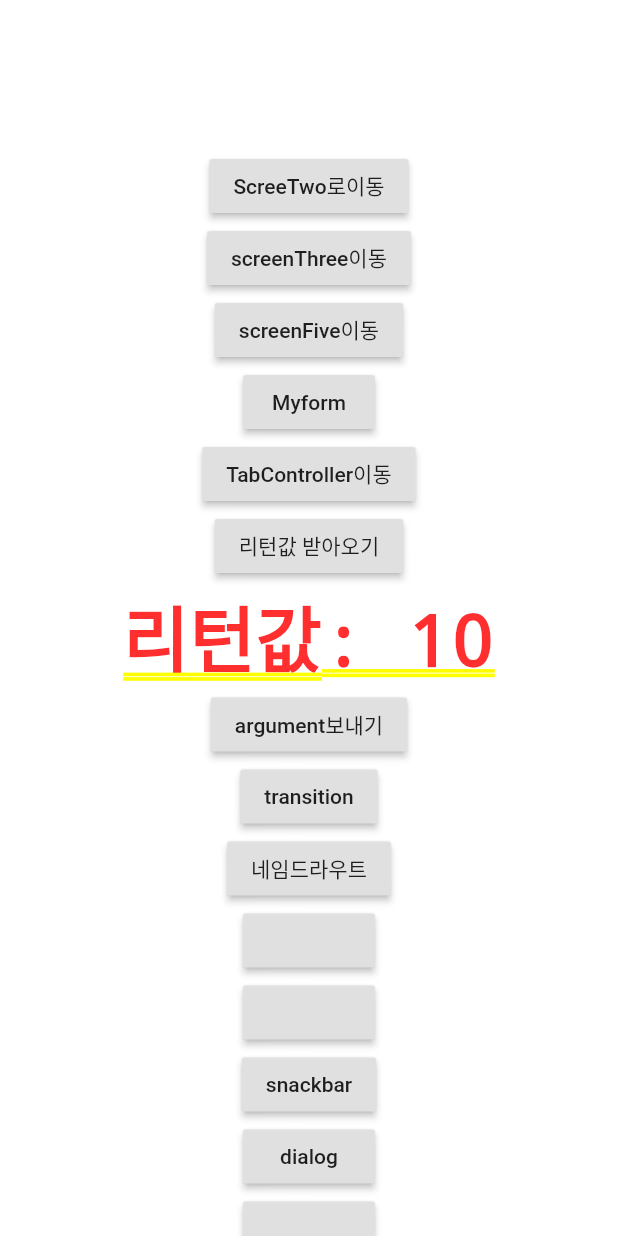
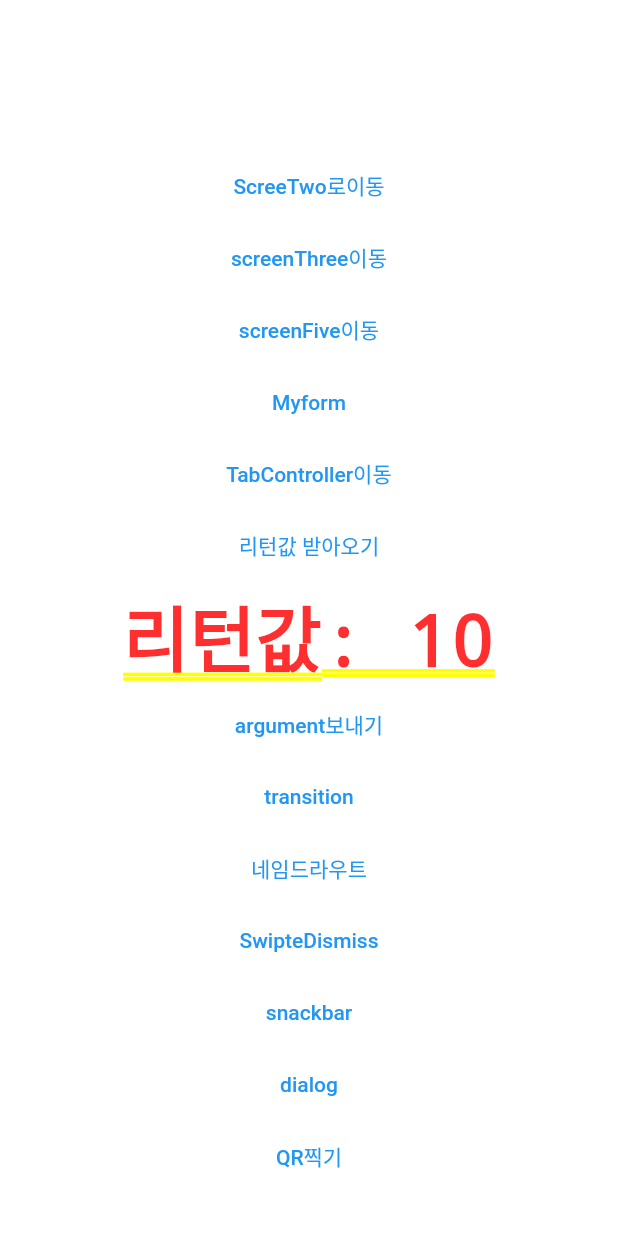
Before and after one commit to hoonyhoney/getx_project, a Flutter app: the screen it shows after launch, on a phone screen of 412 x 824 dp. Run offline on Flutter 3.47's test engine with Material 2 defaults, Android fonts, the phone set to English and light mode, and no system bars; our stand-ins replace get; missing offline and left inert: qr_code_scanner.

Commit message:
QR기능 추가

```diff
--- a/lib/GetxNavigation/ScreenFour.dart
+++ b/lib/GetxNavigation/ScreenFour.dart
@@ -45,11 +45,11 @@ class _ScreenFourState extends State<ScreenFour> {
                 ),
               ),
             ),
-            RaisedButton(onPressed: (){
+            OutlinedButton(onPressed: (){
               setState(() {
                 _visible = !_visible;
               });
-            }),
+            }, child: null,),
           ],
         ),
       ),
--- a/lib/GetxNavigation/ScreenThree.dart
+++ b/lib/GetxNavigation/ScreenThree.dart
@@ -33,7 +33,7 @@ class _ScreenThreeState extends State<ScreenThree> {
               ),
             ),
           ),
-          RaisedButton(onPressed: (){
+          OutlinedButton(onPressed: (){
             setState(() {
             final random = Random();
               _width = random.nextInt(300).toDouble();
@@ -41,7 +41,7 @@ class _ScreenThreeState extends State<ScreenThree> {
               _color = Color.fromRGBO(random.nextInt(256),random.nextInt(256),random.nextInt(256),1);
               _borderRadius = BorderRadius.circular(random.nextInt(100).toDouble());
             });
-          }),
+          }, child: null,),
         ],
       ),
     );
--- a/lib/GetxNavigation/ScreenTwo.dart
+++ b/lib/GetxNavigation/ScreenTwo.dart
@@ -21,7 +21,7 @@ class _ScreenTwoState extends State<ScreenTwo> {
               height: 500,
             ),
             Text("스크린 TWO"),
-            RaisedButton(
+            TextButton(
               onPressed: () {
                 Get.back(result: radioVal);
               },
--- a/lib/GetxNavigation/Validation.dart
+++ b/lib/GetxNavigation/Validation.dart
@@ -27,7 +27,7 @@ class _MyFormValidationState extends State<MyFormValidation> {
                 }
               },
             ),
-            RaisedButton(onPressed: (){
+            TextButton(onPressed: (){
                 if(_formKey.currentState!.validate()){
                   Get.snackbar('처리중', '처리중입니다.'
                     ,
--- a/lib/main.dart
+++ b/lib/main.dart
@@ -3,6 +3,8 @@ import 'package:get/get.dart';
 import 'package:getx_project/GetxNavigation/MyTabController.dart';
 import 'package:getx_project/GetxNavigation/Validation.dart';
 
+import 'GetxNavigation/MySwipeToDismiss.dart';
+import 'GetxNavigation/QRviewExample.dart';
 import 'GetxNavigation/ScreenFive.dart';
 import 'GetxNavigation/ScreenFour.dart';
 import 'GetxNavigation/ScreenThree.dart';
@@ -32,26 +34,26 @@ class _MyAppState extends State<MyApp> {
       child: Column(
         children: [
           SizedBox(height: 100),
-          RaisedButton(
+          TextButton(
             onPressed: () {
               Get.to(ScreenTwo());
             },
             child: Text("ScreeTwo로이동"),
           ),
-          RaisedButton(onPressed: (){
+          TextButton(onPressed: (){
             Get.to(ScreenThree());
           },
           child:Text("screenThree이동"),),
-          RaisedButton(onPressed: (){
+          TextButton(onPressed: (){
             Get.to(ScreenFive());
           },
             child:Text("screenFive이동"),),
 
-          RaisedButton(onPressed: (){
+          TextButton(onPressed: (){
             Get.to(MyFormValidation());
           },
             child:Text("Myform"),),
-          RaisedButton(
+          TextButton(
             onPressed: () async {
               final resp = await Get.to(MyTabController());
               setState(() {
@@ -61,7 +63,7 @@ class _MyAppState extends State<MyApp> {
             child: Text("TabController이동"),
           ),
 
-          RaisedButton(
+          TextButton(
             onPressed: () async {
               final resp = await Get.to(ScreenTwo());
               setState(() {
@@ -71,34 +73,40 @@ class _MyAppState extends State<MyApp> {
             child: Text("리턴값 받아오기"),
           ),
           Text('리턴값: $returnVal'),
-          RaisedButton(
+          TextButton(
               onPressed: () {
                 Get.to(ScreenTwo(), arguments: message);
               },
               child: Text("argument보내기")),
-          RaisedButton(onPressed: () {
+          TextButton(onPressed: () {
             Get.to(ScreenTwo(),
             transition: Transition.fadeIn);
           },child:Text("transition")),
-          RaisedButton(onPressed: () {
+          TextButton(onPressed: () {
             Get.toNamed('/two/1234?id=id');
           },child: Text("네임드라우트"),),
-          RaisedButton(onPressed: () {}),
-          RaisedButton(onPressed: () {}),
-          RaisedButton(
+          TextButton(onPressed: () {
+            Get.to(MySwipeToDismiss());
+          },child:Text('SwipteDismiss')),
+          TextButton(
             onPressed: () {
               Get.snackbar("새해인사", "새해복 많이 받으세요",
                   snackPosition: SnackPosition.BOTTOM);
             },
             child: Text("snackbar"),
           ),
-          RaisedButton(
+          TextButton(
             onPressed: () {
               Get.defaultDialog(middleText: "팝업");
             },
             child: Text("dialog"),
           ),
-          RaisedButton(onPressed: () {}),
+          TextButton(
+            onPressed: (){
+              Get.to(QRViewExample());
+            },
+            child: Text('QR찍기'),
+          )
         ],
       ),
     ),
--- a/pubspec.yaml
+++ b/pubspec.yaml
@@ -30,7 +30,7 @@ dependencies:
   flutter:
     sdk: flutter
   get:
-
+  qr_code_scanner: ^1.0.1
 
   # The following adds the Cupertino Icons font to your application.
   # Use with the CupertinoIcons class for iOS style icons.
@@ -46,6 +46,7 @@ dev_dependencies:
   # package. See that file for information about deactivating specific lint
   # rules and activating additional ones.
   flutter_lints: ^1.0.0
+
 
 # For information on the generic Dart part of this file, see the
 # following page: https://dart.dev/tools/pub/pubspec
```
Also changed, not shown: lib/GetxNavigation/MySwipeToDismiss.dart (added, +40 -0 lines), lib/GetxNavigation/QRviewExample.dart (added, +79 -0 lines), pubspec.lock, 1 other file.
